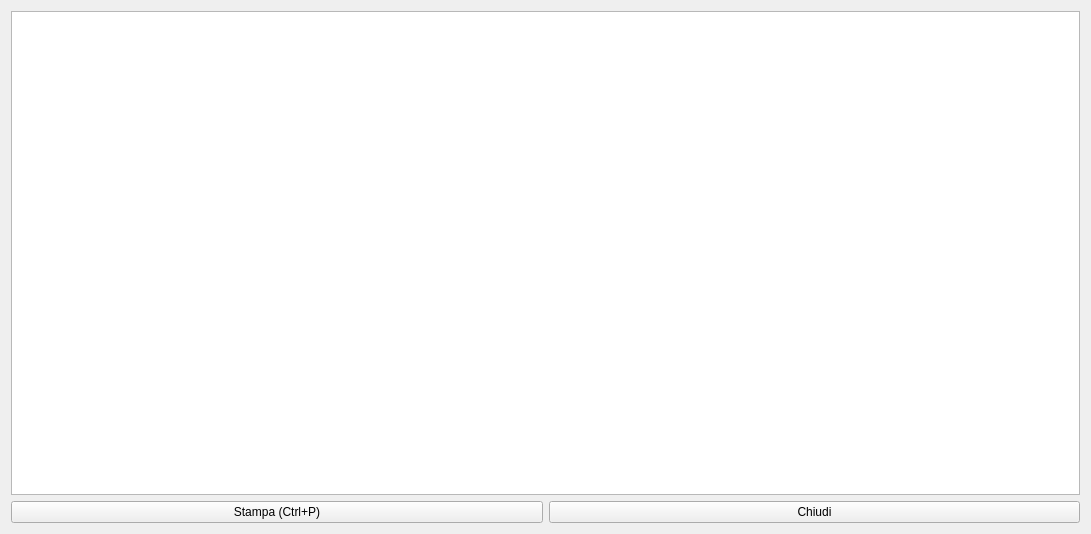
Qt form hrecipesoverview.ui (fblabs/hamlet-mod-sancon) before a commit.
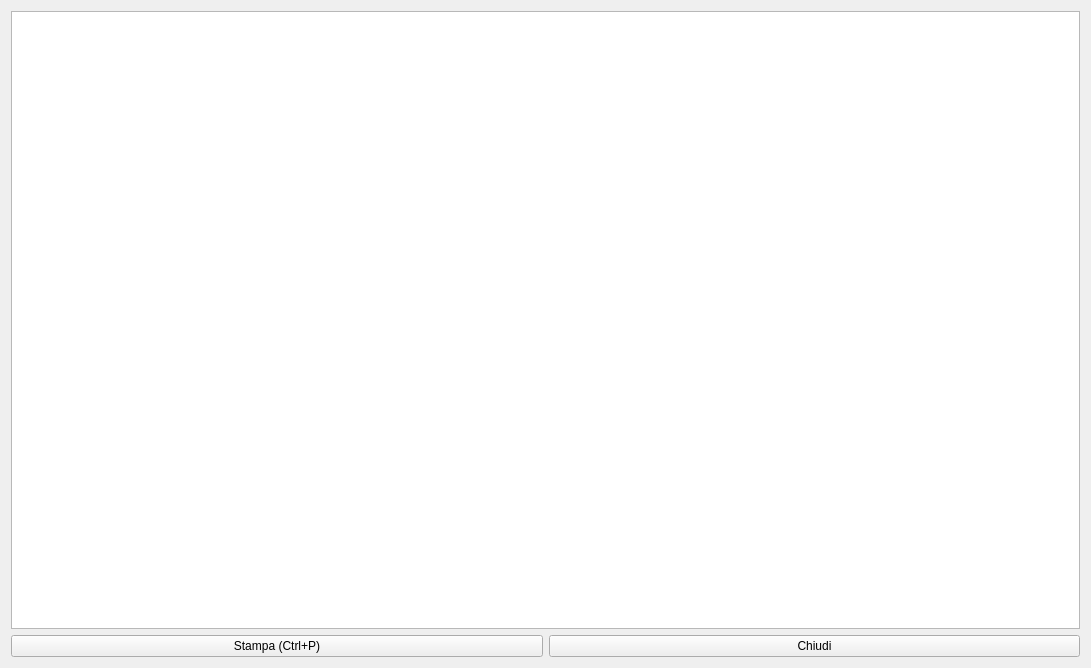
The same form after that commit. Icons and pictures are not drawn.

Diff of the .ui file:
```diff
--- a/hrecipesoverview.ui
+++ b/hrecipesoverview.ui
@@ -7,7 +7,7 @@
     <x>0</x>
     <y>0</y>
     <width>1091</width>
-    <height>534</height>
+    <height>668</height>
    </rect>
   </property>
   <property name="windowTitle">
```
